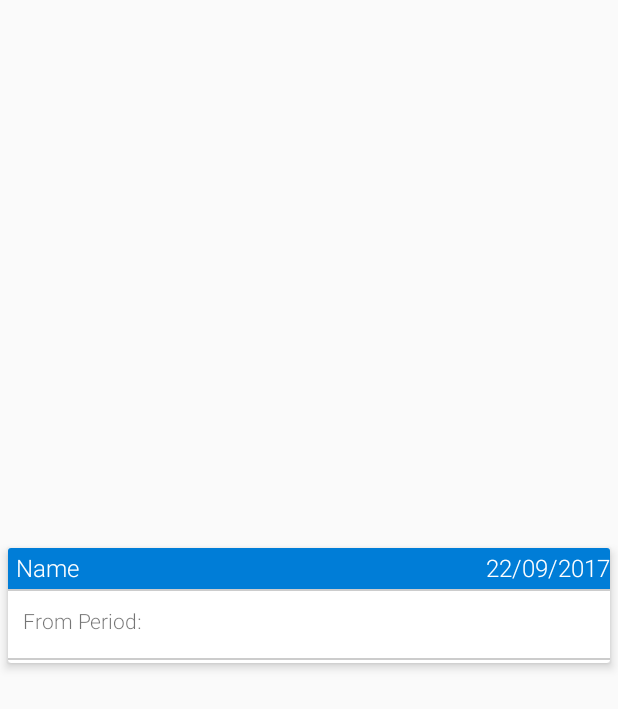
After one commit to abhinay100/Customer, an Android app: the layout comments_card.xml on its own in the app's theme, with its tools: preview values and no code run, on a phone screen of 412 x 824 dp. The commit adds this screen. Shown: the top 709 px of the screen. Run offline under Robolectric (Android 15) with nearby library versions, the light colour scheme and no system bars.

Commit message:
comments working

```diff
--- a/app/build.gradle
+++ b/app/build.gradle
@@ -99,6 +99,7 @@ dependencies {
         transitive = true;
     }
 
+    compile 'com.android.support:recyclerview-v7:23.1.1'
 }
 
 apply plugin: 'com.google.gms.google-services'
--- a/app/src/main/java/customer/apnacare/in/customer/activity/ViewCaseActivity.java
+++ b/app/src/main/java/customer/apnacare/in/customer/activity/ViewCaseActivity.java
@@ -24,7 +24,9 @@ import butterknife.ButterKnife;
 import customer.apnacare.in.customer.R;
 import customer.apnacare.in.customer.fragments.AssessmentTabFragment;
 import customer.apnacare.in.customer.fragments.BasicProfile;
+import customer.apnacare.in.customer.fragments.CaseComments;
 import customer.apnacare.in.customer.fragments.CaseDetails;
+import customer.apnacare.in.customer.fragments.CaseDisposition;
 import customer.apnacare.in.customer.fragments.TasksTabFragment;
 import customer.apnacare.in.customer.model.CaseRecord;
 import customer.apnacare.in.customer.model.Patient;
@@ -102,6 +104,8 @@ public class ViewCaseActivity extends BaseActivity implements CaseDetails.Provid
         adapter.addFragment(new AssessmentTabFragment(), "Assessment", bundle);
         adapter.addFragment(new BasicProfile(), "CareGiver", bundle);
         adapter.addFragment(new TasksTabFragment(), "Tasks", bundle);
+        adapter.addFragment(new CaseDisposition(), "Case Disposition", bundle);
+        adapter.addFragment(new CaseComments(), "Case Comments",bundle);
 
 
         viewPager.setAdapter(adapter);
--- a/app/src/main/res/layout/activity_newrequest.xml
+++ b/app/src/main/res/layout/activity_newrequest.xml
@@ -32,7 +32,7 @@
             <ScrollView
                 android:layout_width="wrap_content"
                 android:layout_height="wrap_content"
-                tools:layout_editor_absoluteY="483dp"
+                tools:layout_editor_absoluteY="508dp"
                 tools:layout_editor_absoluteX="8dp">
 
                 <RelativeLayout
@@ -156,7 +156,7 @@
                                 android:id="@+id/city"
                                 android:layout_width="match_parent"
                                 android:layout_height="wrap_content"
-                                android:hint="city"
+                                android:hint="City"
                                 android:inputType="textAutoComplete"
                                 android:maxLines="1"
                                 android:singleLine="true"
--- /dev/null
+++ b/app/src/main/res/layout/comments_card.xml
@@ -0,0 +1,192 @@
+<android.support.v7.widget.CardView xmlns:android="http://schemas.android.com/apk/res/android"
+    xmlns:app="http://schemas.android.com/apk/res-auto"
+    xmlns:tools="http://schemas.android.com/tools"
+    android:id="@+id/card_view"
+    android:layout_width="match_parent"
+    android:layout_height="wrap_content"
+    android:layout_gravity="center"
+    android:layout_marginBottom="8dp"
+    android:layout_marginLeft="5dp"
+    android:layout_marginRight="5dp"
+    android:elevation="2dp"
+    app:cardElevation="4dp"
+    android:foreground="?attr/selectableItemBackground">
+
+    <RelativeLayout
+        android:layout_width="match_parent"
+        android:layout_height="wrap_content">
+
+        <LinearLayout
+            android:layout_width="match_parent"
+            android:layout_height="wrap_content"
+            android:orientation="horizontal">
+
+            <LinearLayout
+                android:layout_width="match_parent"
+                android:layout_height="match_parent"
+                android:orientation="horizontal">
+
+                <LinearLayout
+                    android:layout_width="wrap_content"
+                    android:layout_height="wrap_content"
+                    android:layout_weight="2"
+                    android:orientation="vertical">
+
+                    <LinearLayout
+                        android:layout_width="match_parent"
+                        android:layout_height="wrap_content"
+                        android:background="@color/apnacareDarkBlue"
+                        android:orientation="horizontal">
+
+                        <TextView
+                            android:id="@+id/lblCommentName"
+                            android:layout_width="wrap_content"
+                            android:layout_height="25dp"
+                            android:layout_marginTop="2dp"
+                            android:layout_marginLeft="5dp"
+                            android:layout_weight="1"
+                            tools:text="Name"
+                            android:textColor="@color/white"
+                            android:textSize="16sp"
+                            android:layout_marginBottom="0dp" />
+
+
+                        <TextView
+                            android:id="@+id/lblDate"
+                            android:layout_width="wrap_content"
+                            android:layout_height="25dp"
+                            android:layout_weight="0.3"
+                            android:layout_marginTop="2dp"
+                            android:layout_marginLeft="5dp"
+                            android:textColor="@color/white"
+                            tools:text="22/09/2017"
+                            android:gravity="right"
+                            android:textSize="16sp"
+                            android:layout_marginBottom="0dp" />
+
+                    </LinearLayout>
+
+                    <TextView
+                        android:id="@+id/line"
+                        android:layout_width="match_parent"
+                        android:layout_height="1dp"
+                        android:layout_below="@id/lblArea"
+                        android:background="#CCC"/>
+
+
+                    <LinearLayout
+                        android:id="@+id/details"
+                        android:layout_width="match_parent"
+                        android:layout_height="wrap_content"
+                        android:orientation="horizontal">
+
+                        <LinearLayout
+                            android:layout_width="wrap_content"
+                            android:layout_height="wrap_content"
+                            android:orientation="vertical"
+                            android:padding="10dp"
+                            android:layout_weight="1">
+
+                            <TextView
+                                android:id="@+id/lblComment"
+                                android:layout_width="match_parent"
+                                android:layout_height="match_parent"
+                                android:layout_marginBottom="5dp"
+                                android:gravity="left"
+                                android:text="From Period:"/>
+
+                            <!--<TextView-->
+                                <!--android:id="@+id/lblToPeriod"-->
+                                <!--android:layout_width="match_parent"-->
+                                <!--android:layout_height="match_parent"-->
+                                <!--android:text="To Period:"/>-->
+                        </LinearLayout>
+
+                        <!--<LinearLayout-->
+                            <!--android:layout_width="wrap_content"-->
+                            <!--android:layout_height="wrap_content"-->
+                            <!--android:layout_gravity="center|center_horizontal|center_vertical"-->
+                            <!--android:gravity="center|center_vertical|center_horizontal"-->
+                            <!--android:layout_weight="0.3">-->
+
+                            <!--<TextView-->
+                                <!--android:id="@+id/lblInvoiceAmount"-->
+                                <!--android:layout_width="wrap_content"-->
+                                <!--android:layout_height="wrap_content"-->
+                                <!--android:textSize="24sp"-->
+                                <!--android:text="Rs. 2500"/>-->
+                        <!--</LinearLayout>-->
+
+                        <!--<Button-->
+                        <!--android:text="PAY"-->
+                        <!--android:layout_width="wrap_content"-->
+                        <!--android:layout_height="wrap_content"-->
+                        <!--android:id="@+id/quick_pay"-->
+                        <!--android:layout_marginTop="7dp"-->
+                        <!--android:background="@color/colorGreen"-->
+                        <!--android:layout_weight="1" />-->
+
+                    </LinearLayout>
+
+                    <TextView
+                        android:id="@+id/line1"
+                        android:layout_width="match_parent"
+                        android:layout_height="1dp"
+                        android:layout_marginBottom="2dp"
+                        android:layout_below="@id/details"
+                        android:background="#CCC"/>
+
+                    <!--<RelativeLayout-->
+                        <!--android:layout_width="wrap_content"-->
+                        <!--android:layout_height="wrap_content"-->
+                        <!--android:layout_marginBottom="2dp">-->
+
+                        <!--<TextView-->
+                            <!--android:id="@+id/lblStatus"-->
+                            <!--android:layout_width="170dp"-->
+                            <!--android:layout_height="wrap_content"-->
+                            <!--android:layout_marginTop="2dp"-->
+                            <!--android:layout_marginLeft="5dp"-->
+                            <!--android:layout_marginBottom="5dp"-->
+                            <!--tools:text="Status: "-->
+                            <!--android:textColor="#333"-->
+                            <!--android:textSize="14sp" />-->
+
+                        <!--<Button-->
+                            <!--android:layout_width="65dp"-->
+                            <!--android:layout_height="25dp"-->
+                            <!--android:text="PAY"-->
+                            <!--android:id="@+id/quick_pay"-->
+                            <!--android:layout_marginRight="5dp"-->
+                            <!--android:background="@color/colorGreen"-->
+                            <!--android:layout_toLeftOf="@+id/btnDocument"-->
+                            <!--/>-->
+
+
+                        <!--<ImageButton-->
+                            <!--android:layout_width="25dp"-->
+                            <!--android:layout_height="25dp"-->
+                            <!--android:id="@+id/btnDocument"-->
+                            <!--android:layout_marginLeft="10dp"-->
+                            <!--android:layout_marginRight="10dp"-->
+                            <!--android:layout_alignParentRight="true"-->
+                            <!--android:background="@drawable/ic_invoice" />-->
+                    <!--</RelativeLayout>-->
+
+
+                </LinearLayout>
+
+                <!--<View-->
+                    <!--android:layout_width="1dp"-->
+                    <!--android:layout_height="match_parent"-->
+                    <!--android:background="#CCC"/>-->
+
+
+
+            </LinearLayout>
+
+        </LinearLayout>
+
+
+    </RelativeLayout>
+</android.support.v7.widget.CardView>
```
Also changed, not shown: app/src/main/java/customer/apnacare/in/customer/adapters/CommentsAdapter.java (added, +103 -0 lines), app/src/main/java/customer/apnacare/in/customer/fragments/CaseComments.java (added, +70 -0 lines), app/src/main/java/customer/apnacare/in/customer/fragments/CaseDisposition.java (added, +12 -0 lines), app/src/main/java/customer/apnacare/in/customer/fragments/TasksTabFragment.java (+4 -4 lines), app/src/main/java/customer/apnacare/in/customer/model/Comments.java (added, +95 -0 lines), app/src/main/java/customer/apnacare/in/customer/service/DataSyncService.java (+58 -0 lines), app/src/main/res/layout/fragment_comments.xml (added, +29 -0 lines).
